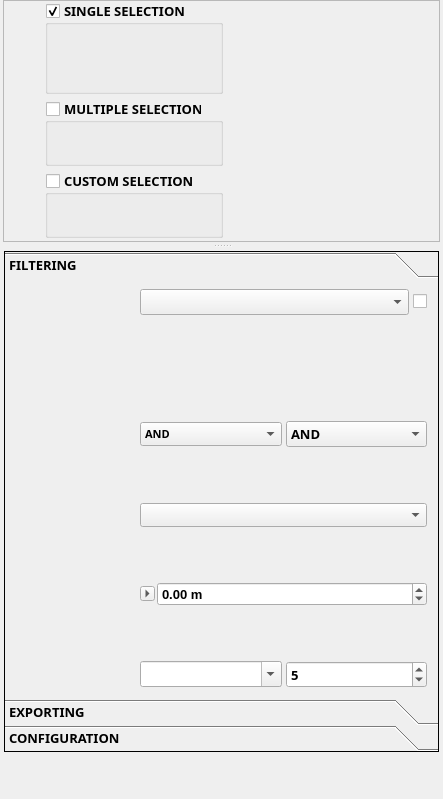
This is filter_mate_dockwidget_base.ui in imagodata/filter_mate as Qt 5 draws it before an edit. The edited form follows.
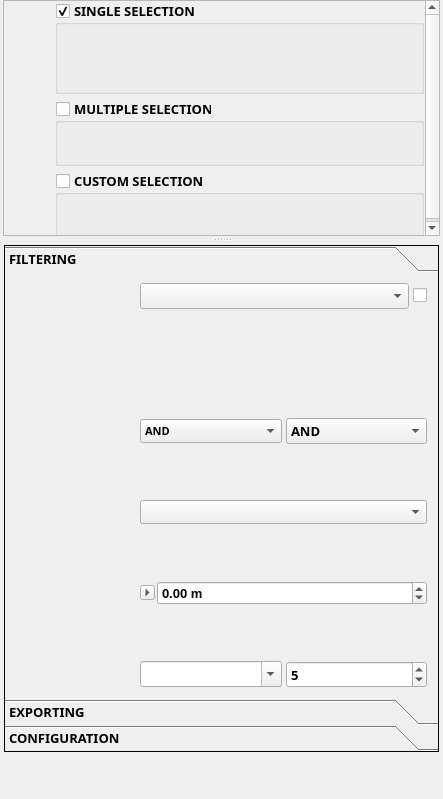
This is the edited form. Icons and pictures are not drawn. Custom widgets are drawn as their Qt base class.

Commit message:
chore(ui): pending workspace changes (dockwidget, styles, managers)
Bundles the pre-existing working-tree changes that were sitting on the
session at the time of the v5.1 scope feature work. No single topic —
mixed UI layout / dockwidget / stylesheet / configuration-manager
updates plus the removal of the now-unused ``config/config_schema.json``.

Committed unreviewed at user request so the working tree is clean
after the v5.1 scope + git-backed publish + harmonized config series.

```diff
--- a/filter_mate_dockwidget_base.ui
+++ b/filter_mate_dockwidget_base.ui
@@ -196,7 +196,7 @@
                <height>247</height>
               </rect>
              </property>
-             <layout class="QGridLayout" name="gridLayout_main_header" columnstretch="0,1" columnminimumwidth="48,0">
+             <layout class="QGridLayout" name="gridLayout_main_header">
               <property name="leftMargin">
                <number>1</number>
               </property>
@@ -213,7 +213,7 @@
                <number>0</number>
               </property>
               <item row="0" column="0">
-               <layout class="QGridLayout" name="gridLayout_main_actions">
+               <layout class="QGridLayout" name="gridLayout_main_actions" columnstretch="0,1" columnminimumwidth="48,0">
                 <property name="leftMargin">
                  <number>0</number>
                 </property>
@@ -747,9 +747,9 @@
                   <item>
                    <widget class="QgsCollapsibleGroupBox" name="mGroupBox_exploring_single_selection">
                     <property name="sizePolicy">
-                     <sizepolicy hsizetype="Expanding" vsizetype="Preferred">
+                     <sizepolicy hsizetype="Expanding" vsizetype="MinimumExpanding">
                       <horstretch>0</horstretch>
-                      <verstretch>0</verstretch>
+                      <verstretch>1</verstretch>
                      </sizepolicy>
                     </property>
                     <property name="minimumSize">
@@ -884,6 +884,22 @@
                        </property>
                       </widget>
                      </item>
+                     <item>
+                      <spacer name="verticalSpacer_exploring_single_bottom_fill">
+                       <property name="orientation">
+                        <enum>Qt::Vertical</enum>
+                       </property>
+                       <property name="sizeType">
+                        <enum>QSizePolicy::Expanding</enum>
+                       </property>
+                       <property name="sizeHint" stdset="0">
+                        <size>
+                         <width>20</width>
+                         <height>0</height>
+                        </size>
+                       </property>
+                      </spacer>
+                     </item>
                     </layout>
                    </widget>
                   </item>
@@ -906,9 +922,9 @@
                   <item>
                    <widget class="QgsCollapsibleGroupBox" name="mGroupBox_exploring_multiple_selection">
                     <property name="sizePolicy">
-                     <sizepolicy hsizetype="Expanding" vsizetype="Preferred">
+                     <sizepolicy hsizetype="Expanding" vsizetype="MinimumExpanding">
                       <horstretch>0</horstretch>
-                      <verstretch>0</verstretch>
+                      <verstretch>1</verstretch>
                      </sizepolicy>
                     </property>
                     <property name="minimumSize">
@@ -1027,6 +1043,22 @@
                        </property>
                       </widget>
                      </item>
+                     <item>
+                      <spacer name="verticalSpacer_exploring_multiple_bottom_fill">
+                       <property name="orientation">
+                        <enum>Qt::Vertical</enum>
+                       </property>
+                       <property name="sizeType">
+                        <enum>QSizePolicy::Expanding</enum>
+                       </property>
+                       <property name="sizeHint" stdset="0">
+                        <size>
+                         <width>20</width>
+                         <height>0</height>
+                        </size>
+                       </property>
+                      </spacer>
+                     </item>
                     </layout>
                    </widget>
                   </item>
@@ -1049,9 +1081,9 @@
                   <item>
                    <widget class="QgsCollapsibleGroupBox" name="mGroupBox_exploring_custom_selection">
                     <property name="sizePolicy">
-                     <sizepolicy hsizetype="Expanding" vsizetype="Maximum">
+                     <sizepolicy hsizetype="Expanding" vsizetype="MinimumExpanding">
                       <horstretch>0</horstretch>
-                      <verstretch>0</verstretch>
+                      <verstretch>1</verstretch>
                      </sizepolicy>
                     </property>
                     <property name="minimumSize">
@@ -1167,6 +1199,22 @@
                        </item>
                       </layout>
                      </item>
+                     <item>
+                      <spacer name="verticalSpacer_exploring_custom_bottom_fill">
+                       <property name="orientation">
+                        <enum>Qt::Vertical</enum>
+                       </property>
+                       <property name="sizeType">
+                        <enum>QSizePolicy::Expanding</enum>
+                       </property>
+                       <property name="sizeHint" stdset="0">
+                        <size>
+                         <width>20</width>
+                         <height>0</height>
+                        </size>
+                       </property>
+                      </spacer>
+                     </item>
                     </layout>
                    </widget>
                   </item>
@@ -1176,12 +1224,12 @@
                      <enum>Qt::Vertical</enum>
                     </property>
                     <property name="sizeType">
-                     <enum>QSizePolicy::Expanding</enum>
+                     <enum>QSizePolicy::Minimum</enum>
                     </property>
                     <property name="sizeHint" stdset="0">
                      <size>
                       <width>20</width>
-                      <height>10</height>
+                      <height>0</height>
                      </size>
                     </property>
                    </spacer>
```
The commit also changes 5 other files.
